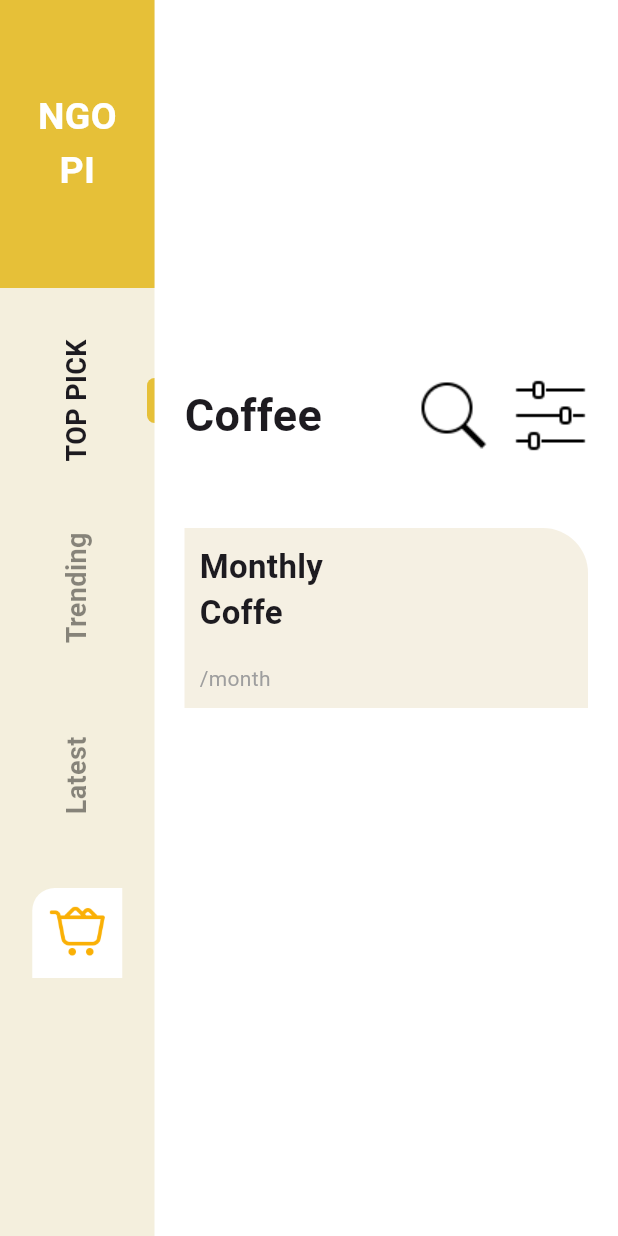
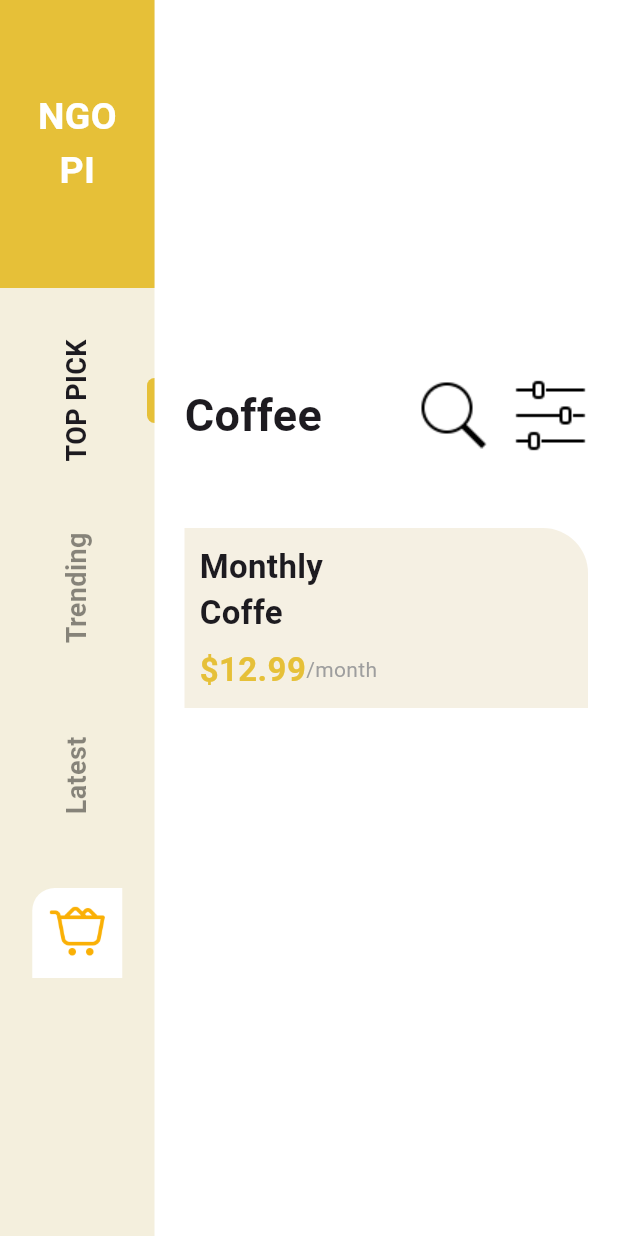
Before and after one commit to nomispal/coffe_app, a Flutter app: the screen it shows after launch, on a phone screen of 412 x 824 dp. Run offline on Flutter 3.47's test engine with Material 3 defaults, Android fonts, the phone set to English and light mode, and no system bars.

Commit message:
Home Page Changes

```diff
--- a/lib/screens/homepage_screen.dart
+++ b/lib/screens/homepage_screen.dart
@@ -159,11 +159,18 @@ class HomePage extends StatelessWidget{
                                 Spacer(),
                                 Row(
                                   children: [
+                                    Text("\$12.99",
+                                      style: TextStyle(color: Color(0xffe6c038),
+                                          fontWeight: FontWeight.bold,
+                                      fontSize: 22),
+                                    ),
                                     Text("/month",
                                     style: TextStyle(color: Colors.grey),
-                                    )
+                                    ),
                                   ],
-                                )
+                                ),
+
+
                               ],
                             ),
                           )
```
